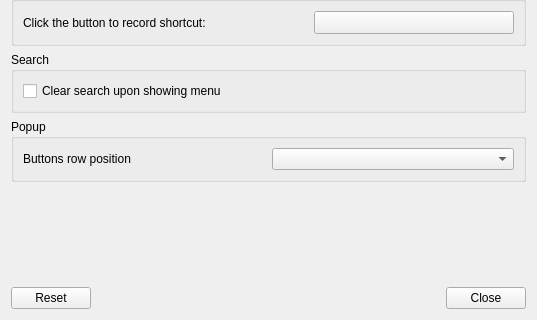
Old version of the form plugin-fancymenu/lxqtfancymenuconfiguration.ui in the repository gfgit/lxqt-panel; both pictures show x 0 to 537 and y 224 to 544 of the 537 by 544 pixel window.
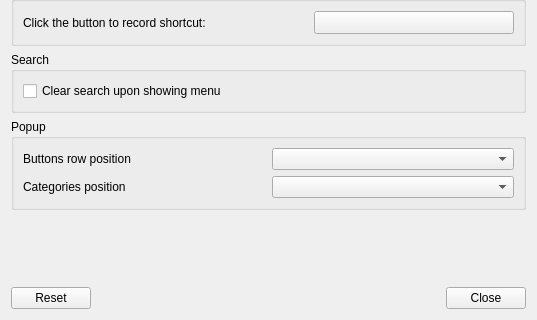
New version of the form. Custom widgets are drawn as their Qt base class.

Commit message: FancyMenu: make category view position configurable

Diff of the .ui file:
```diff
--- a/plugin-fancymenu/lxqtfancymenuconfiguration.ui
+++ b/plugin-fancymenu/lxqtfancymenuconfiguration.ui
@@ -172,6 +172,9 @@
       <string>Popup</string>
      </property>
      <layout class="QGridLayout" name="gridLayout_5">
+      <item row="0" column="1">
+       <widget class="QComboBox" name="buttRowPosCB"/>
+      </item>
       <item row="0" column="0">
        <widget class="QLabel" name="buttRowPosLabel">
         <property name="text">
@@ -179,8 +182,15 @@
         </property>
        </widget>
       </item>
-      <item row="0" column="1">
-       <widget class="QComboBox" name="buttRowPosCB"/>
+      <item row="1" column="0">
+       <widget class="QLabel" name="categoryViewPosLabel">
+        <property name="text">
+         <string>Categories position</string>
+        </property>
+       </widget>
+      </item>
+      <item row="1" column="1">
+       <widget class="QComboBox" name="categoryViewPosCB"/>
       </item>
      </layout>
     </widget>
```
The commit also changes 6 other files.
